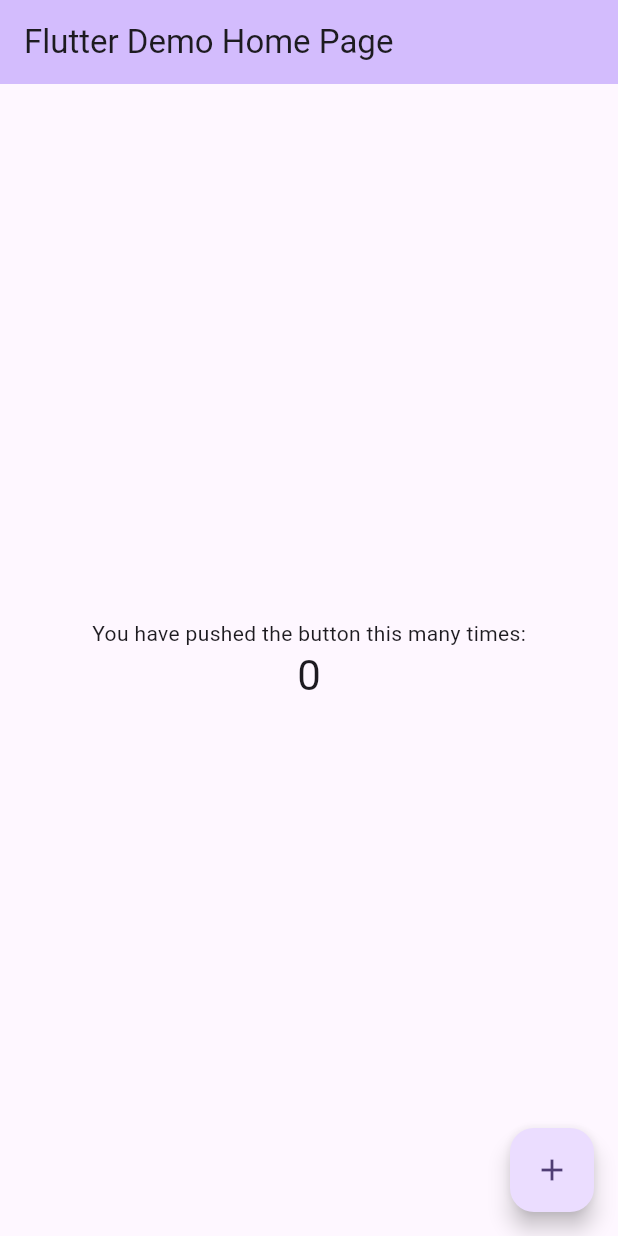
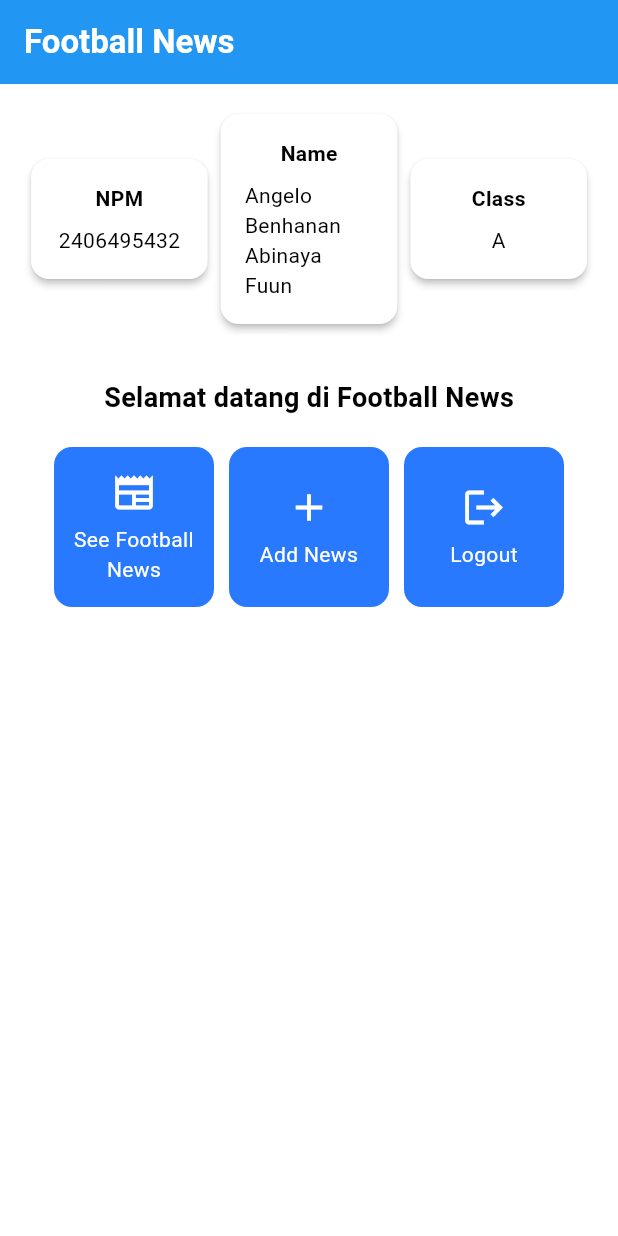
Before and after one commit to Benhanan14406/football-news-mobile, a Flutter app: the screen it shows after launch, on a phone screen of 412 x 824 dp. Run offline on Flutter 3.47's test engine with Material 3 defaults, Android fonts, the phone set to English and light mode, and no system bars.

Commit message:
Completed Tutorial 6: Pengantar Flutter

```diff
--- a/lib/main.dart
+++ b/lib/main.dart
@@ -1,4 +1,5 @@
 import 'package:flutter/material.dart';
+import 'package:football_news/menu.dart';
 
 void main() {
   runApp(const MyApp());
@@ -28,95 +29,98 @@ class MyApp extends StatelessWidget {
         //
         // This works for code too, not just values: Most code changes can be
         // tested with just a hot reload.
-        colorScheme: ColorScheme.fromSeed(seedColor: Colors.deepPurple),
+        // colorScheme: ColorScheme.fromSeed(seedColor: Colors.deepPurple),
+        colorScheme: ColorScheme.fromSwatch(primarySwatch: Colors.blue)
+            .copyWith(secondary: Colors.blueAccent[400]),
       ),
-      home: const MyHomePage(title: 'Flutter Demo Home Page'),
+      // home: const MyHomePage(title: 'Flutter Demo Home Page'),
+      home: MyHomePage(),
     );
   }
 }
 
-class MyHomePage extends StatefulWidget {
-  const MyHomePage({super.key, required this.title});
-
-  // This widget is the home page of your application. It is stateful, meaning
-  // that it has a State object (defined below) that contains fields that affect
-  // how it looks.
-
-  // This class is the configuration for the state. It holds the values (in this
-  // case the title) provided by the parent (in this case the App widget) and
-  // used by the build method of the State. Fields in a Widget subclass are
-  // always marked "final".
-
-  final String title;
-
-  @override
-  State<MyHomePage> createState() => _MyHomePageState();
-}
-
-class _MyHomePageState extends State<MyHomePage> {
-  int _counter = 0;
-
-  void _incrementCounter() {
-    setState(() {
-      // This call to setState tells the Flutter framework that something has
-      // changed in this State, which causes it to rerun the build method below
-      // so that the display can reflect the updated values. If we changed
-      // _counter without calling setState(), then the build method would not be
-      // called again, and so nothing would appear to happen.
-      _counter++;
-    });
-  }
-
-  @override
-  Widget build(BuildContext context) {
-    // This method is rerun every time setState is called, for instance as done
-    // by the _incrementCounter method above.
-    //
-    // The Flutter framework has been optimized to make rerunning build methods
-    // fast, so that you can just rebuild anything that needs updating rather
-    // than having to individually change instances of widgets.
-    return Scaffold(
-      appBar: AppBar(
-        // TRY THIS: Try changing the color here to a specific color (to
-        // Colors.amber, perhaps?) and trigger a hot reload to see the AppBar
-        // change color while the other colors stay the same.
-        backgroundColor: Theme.of(context).colorScheme.inversePrimary,
-        // Here we take the value from the MyHomePage object that was created by
-        // the App.build method, and use it to set our appbar title.
-        title: Text(widget.title),
-      ),
-      body: Center(
-        // Center is a layout widget. It takes a single child and positions it
-        // in the middle of the parent.
-        child: Column(
-          // Column is also a layout widget. It takes a list of children and
-          // arranges them vertically. By default, it sizes itself to fit its
-          // children horizontally, and tries to be as tall as its parent.
-          //
-          // Column has various properties to control how it sizes itself and
-          // how it positions its children. Here we use mainAxisAlignment to
-          // center the children vertically; the main axis here is the vertical
-          // axis because Columns are vertical (the cross axis would be
-          // horizontal).
-          //
-          // TRY THIS: Invoke "debug painting" (choose the "Toggle Debug Paint"
-          // action in the IDE, or press "p" in the console), to see the
-          // wireframe for each widget.
-          mainAxisAlignment: MainAxisAlignment.center,
-          children: <Widget>[
-            const Text('You have pushed the button this many times:'),
-            Text(
-              '$_counter',
-              style: Theme.of(context).textTheme.headlineMedium,
-            ),
-          ],
-        ),
-      ),
-      floatingActionButton: FloatingActionButton(
-        onPressed: _incrementCounter,
-        tooltip: 'Increment',
-        child: const Icon(Icons.add),
-      ), // This trailing comma makes auto-formatting nicer for build methods.
-    );
-  }
-}
+// class MyHomePage extends StatefulWidget {
+//   const MyHomePage({super.key, required this.title});
+//
+//   // This widget is the home page of your application. It is stateful, meaning
+//   // that it has a State object (defined below) that contains fields that affect
+//   // how it looks.
+//
+//   // This class is the configuration for the state. It holds the values (in this
+//   // case the title) provided by the parent (in this case the App widget) and
+//   // used by the build method of the State. Fields in a Widget subclass are
+//   // always marked "final".
+//
+//   final String title;
+//
+//   @override
+//   State<MyHomePage> createState() => _MyHomePageState();
+// }
+//
+// class _MyHomePageState extends State<MyHomePage> {
+//   int _counter = 0;
+//
+//   void _incrementCounter() {
+//     setState(() {
+//       // This call to setState tells the Flutter framework that something has
+//       // changed in this State, which causes it to rerun the build method below
+//       // so that the display can reflect the updated values. If we changed
+//       // _counter without calling setState(), then the build method would not be
+//       // called again, and so nothing would appear to happen.
+//       _counter++;
+//     });
+//   }
+//
+//   @override
+//   Widget build(BuildContext context) {
+//     // This method is rerun every time setState is called, for instance as done
+//     // by the _incrementCounter method above.
+//     //
+//     // The Flutter framework has been optimized to make rerunning build methods
+//     // fast, so that you can just rebuild anything that needs updating rather
+//     // than having to individually change instances of widgets.
+//     return Scaffold(
+//       appBar: AppBar(
+//         // TRY THIS: Try changing the color here to a specific color (to
+//         // Colors.amber, perhaps?) and trigger a hot reload to see the AppBar
+//         // change color while the other colors stay the same.
+//         backgroundColor: Theme.of(context).colorScheme.inversePrimary,
+//         // Here we take the value from the MyHomePage object that was created by
+//         // the App.build method, and use it to set our appbar title.
+//         title: Text(widget.title),
+//       ),
+//       body: Center(
+//         // Center is a layout widget. It takes a single child and positions it
+//         // in the middle of the parent.
+//         child: Column(
+//           // Column is also a layout widget. It takes a list of children and
+//           // arranges them vertically. By default, it sizes itself to fit its
+//           // children horizontally, and tries to be as tall as its parent.
+//           //
+//           // Column has various properties to control how it sizes itself and
+//           // how it positions its children. Here we use mainAxisAlignment to
+//           // center the children vertically; the main axis here is the vertical
+//           // axis because Columns are vertical (the cross axis would be
+//           // horizontal).
+//           //
+//           // TRY THIS: Invoke "debug painting" (choose the "Toggle Debug Paint"
+//           // action in the IDE, or press "p" in the console), to see the
+//           // wireframe for each widget.
+//           mainAxisAlignment: MainAxisAlignment.center,
+//           children: <Widget>[
+//             const Text('You have pushed the button this many times:'),
+//             Text(
+//               '$_counter',
+//               style: Theme.of(context).textTheme.headlineMedium,
+//             ),
+//           ],
+//         ),
+//       ),
+//       floatingActionButton: FloatingActionButton(
+//         onPressed: _incrementCounter,
+//         tooltip: 'Increment',
+//         child: const Icon(Icons.add),
+//       ), // This trailing comma makes auto-formatting nicer for build methods.
+//     );
+//   }
+// }
--- /dev/null
+++ b/lib/menu.dart
@@ -0,0 +1,189 @@
+import 'package:flutter/material.dart';
+
+class MyHomePage extends StatelessWidget {
+  MyHomePage({super.key});
+
+  final String nama = "Angelo Benhanan Abinaya Fuun"; //nama
+  final String npm = "2406495432"; //npm
+  final String kelas = "A"; //kelas
+
+  final List<ItemHomepage> items = [
+    ItemHomepage("See Football News", Icons.newspaper),
+    ItemHomepage("Add News", Icons.add),
+    ItemHomepage("Logout", Icons.logout),
+  ];
+
+  @override
+  Widget build(BuildContext context) {
+    // Scaffold menyediakan struktur dasar halaman dengan AppBar dan body.
+    return Scaffold(
+      // AppBar adalah bagian atas halaman yang menampilkan judul.
+      appBar: AppBar(
+        // Judul aplikasi "Football News" dengan teks putih dan tebal.
+        title: const Text(
+          'Football News',
+          style: TextStyle(
+            color: Colors.white,
+            fontWeight: FontWeight.bold,
+          ),
+        ),
+        // Warna latar belakang AppBar diambil dari skema warna tema aplikasi.
+        backgroundColor: Theme.of(context).colorScheme.primary,
+      ),
+      // Body halaman dengan padding di sekelilingnya.
+      body: Padding(
+        padding: const EdgeInsets.all(16.0),
+        // Menyusun widget secara vertikal dalam sebuah kolom.
+        child: Column(
+          crossAxisAlignment: CrossAxisAlignment.center,
+          children: [
+            // Row untuk menampilkan 3 InfoCard secara horizontal.
+            Row(
+              mainAxisAlignment: MainAxisAlignment.spaceEvenly,
+              children: [
+                InfoCard(title: 'NPM', content: npm),
+                InfoCard(title: 'Name', content: nama),
+                InfoCard(title: 'Class', content: kelas),
+              ],
+            ),
+
+            // Memberikan jarak vertikal 16 unit.
+            const SizedBox(height: 16.0),
+
+            // Menempatkan widget berikutnya di tengah halaman.
+            Center(
+              child: Column(
+                // Menyusun teks dan grid item secara vertikal.
+
+                children: [
+                  // Menampilkan teks sambutan dengan gaya tebal dan ukuran 18.
+                  const Padding(
+                    padding: EdgeInsets.only(top: 16.0),
+                    child: Text(
+                      'Selamat datang di Football News',
+                      style: TextStyle(
+                        fontWeight: FontWeight.bold,
+                        fontSize: 18.0,
+                      ),
+                    ),
+                  ),
+
+                  // Grid untuk menampilkan ItemCard dalam bentuk grid 3 kolom.
+                  GridView.count(
+                    primary: true,
+                    padding: const EdgeInsets.all(20),
+                    crossAxisSpacing: 10,
+                    mainAxisSpacing: 10,
+                    crossAxisCount: 3,
+                    // Agar grid menyesuaikan tinggi kontennya.
+                    shrinkWrap: true,
+
+                    // Menampilkan ItemCard untuk setiap item dalam list items.
+                    children: items.map((ItemHomepage item) {
+                      return ItemCard(item);
+                    }).toList(),
+                  ),
+                ],
+              ),
+            ),
+          ],
+        ),
+      ),
+    );
+  }
+}
+
+class InfoCard extends StatelessWidget {
+  // Kartu informasi yang menampilkan title dan content.
+
+  final String title;  // Judul kartu.
+  final String content;  // Isi kartu.
+
+  const InfoCard({super.key, required this.title, required this.content});
+
+  @override
+  Widget build(BuildContext context) {
+    return Card(
+      // Membuat kotak kartu dengan bayangan dibawahnya.
+      elevation: 2.0,
+      child: Container(
+        // Mengatur ukuran dan jarak di dalam kartu.
+        width: MediaQuery.of(context).size.width / 3.5, // menyesuaikan dengan lebar device yang digunakan.
+        padding: const EdgeInsets.all(16.0),
+        // Menyusun title dan content secara vertikal.
+        child: Column(
+          children: [
+            Text(
+              title,
+              style: const TextStyle(fontWeight: FontWeight.bold),
+            ),
+            const SizedBox(height: 8.0),
+            Text(content),
+          ],
+        ),
+      ),
+    );
+  }
+}
+
+
+class ItemHomepage {
+  final String name;
+  final IconData icon;
+
+  ItemHomepage(this.name, this.icon);
+}
+
+class ItemCard extends StatelessWidget {
+  // Menampilkan kartu dengan ikon dan nama.
+
+  final ItemHomepage item;
+
+  const ItemCard(this.item, {super.key});
+
+  @override
+  Widget build(BuildContext context) {
+    return Material(
+      // Menentukan warna latar belakang dari tema aplikasi.
+      color: Theme.of(context).colorScheme.secondary,
+      // Membuat sudut kartu melengkung.
+      borderRadius: BorderRadius.circular(12),
+
+      child: InkWell(
+        // Aksi ketika kartu ditekan.
+        onTap: () {
+          // Menampilkan pesan SnackBar saat kartu ditekan.
+          ScaffoldMessenger.of(context)
+            ..hideCurrentSnackBar()
+            ..showSnackBar(
+                SnackBar(content: Text("Kamu telah menekan tombol ${item.name}!"))
+            );
+        },
+        // Container untuk menyimpan Icon dan Text
+        child: Container(
+          padding: const EdgeInsets.all(8),
+          child: Center(
+            child: Column(
+              // Menyusun ikon dan teks di tengah kartu.
+              mainAxisAlignment: MainAxisAlignment.center,
+              children: [
+                Icon(
+                  item.icon,
+                  color: Colors.white,
+                  size: 30.0,
+                ),
+                const Padding(padding: EdgeInsets.all(3)),
+                Text(
+                  item.name,
+                  textAlign: TextAlign.center,
+                  style: const TextStyle(color: Colors.white),
+                ),
+              ],
+            ),
+          ),
+        ),
+      ),
+    );
+  }
+
+}
```
